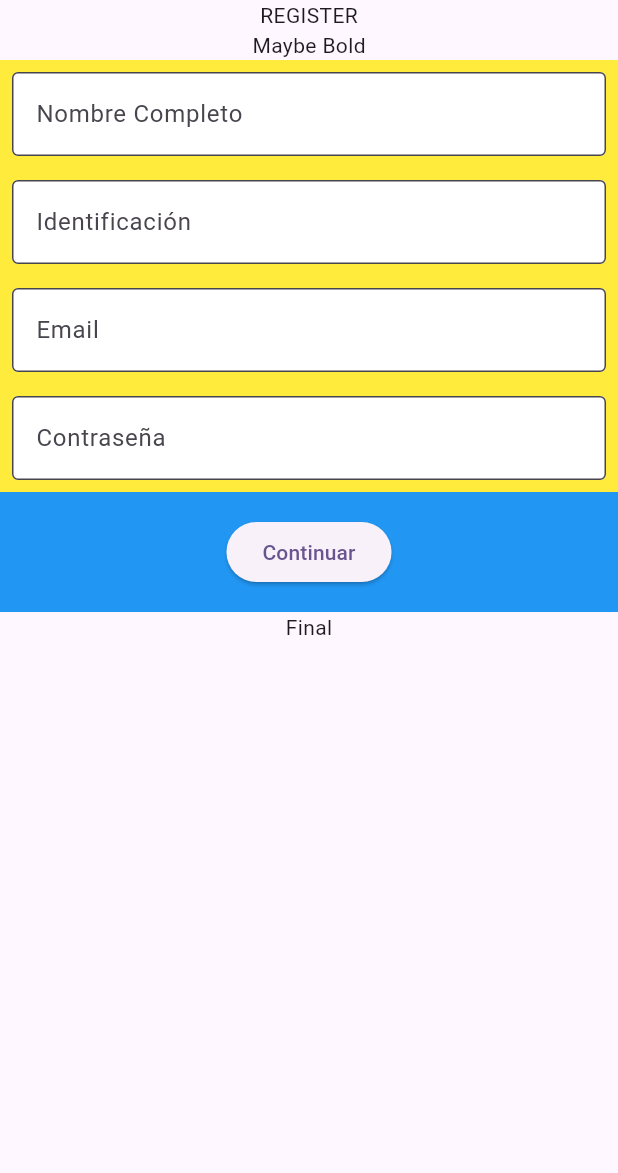
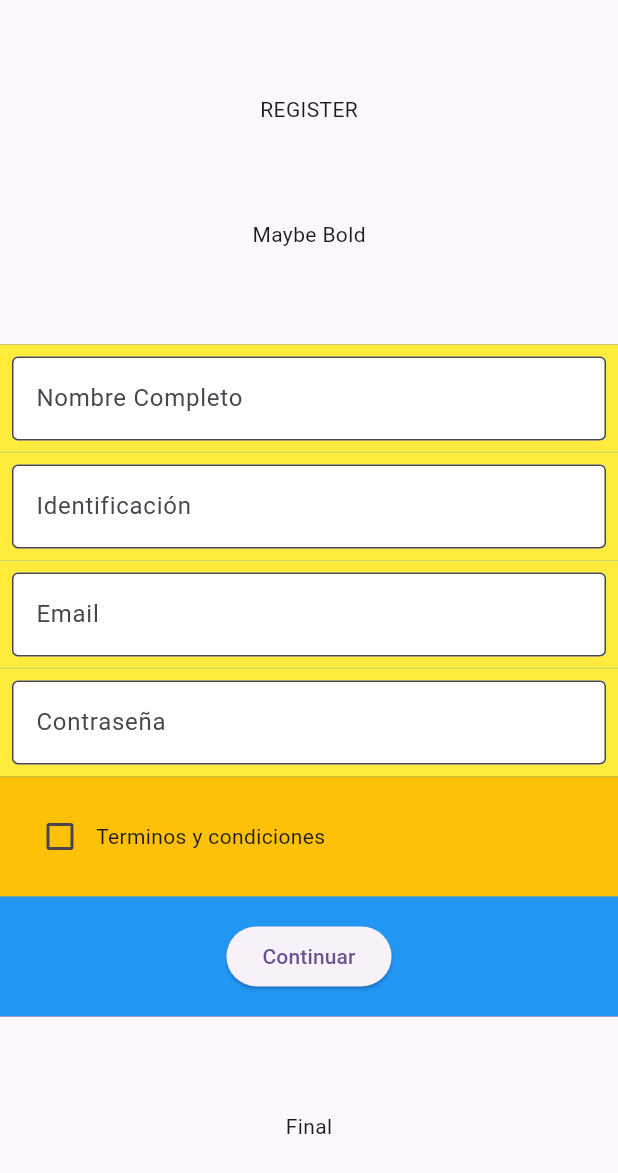
Before and after one commit to jberdugocesar/banca_creditos_app, a Flutter app: the RegisterPage screen opened by its route, on a phone screen of 412 x 824 dp. Shown: the top 1173 px of the screen. Run offline on Flutter 3.47's test engine with Material 3 defaults, Android fonts, the light colour scheme and no system bars; our stand-ins replace firebase_auth, firebase_core, firebase_database, get, loggy, modal_bottom_sheet and 2 more; missing offline and left inert: dart:ffi, excel; accounts and stored records are empty; statements that could not run were skipped.

```diff
--- a/lib/ui/controllers/auth_controller.dart
+++ b/lib/ui/controllers/auth_controller.dart
@@ -3,12 +3,12 @@ import 'package:firebase_auth/firebase_auth.dart';
 import 'package:loggy/loggy.dart';
 
 class AuthenticationController extends GetxController {
-  Future<void> login(theEmail, thePassword) async {
+  Future<bool> login(theEmail, thePassword) async {
     try {
       await FirebaseAuth.instance
           .signInWithEmailAndPassword(email: theEmail, password: thePassword);
       logInfo('OK');
-      return Future.value(true);
+      return true;
     } on FirebaseAuthException catch (e) {
       if (e.code == 'user-not-found') {
         logInfo('NOK 1');
@@ -17,8 +17,8 @@ class AuthenticationController extends GetxController {
         logInfo('NOK 2');
         return Future.error("Wrong password");
       }
+      return false;
     }
-    print('NOK');
   }
 
   Future<void> signUp({email, password}) async {
--- a/lib/ui/pages/credit_info_menu.dart
+++ b/lib/ui/pages/credit_info_menu.dart
@@ -5,7 +5,7 @@ import 'package:get/get.dart';
 class CreditInfoMenu extends StatelessWidget {
   CreditInfoMenu({Key? key}) : super(key: key);
 
-  CreditController creditController = Get.find();
+  final CreditController creditController = Get.find();
 
   @override
   Widget build(BuildContext context) {
--- a/lib/ui/pages/register.dart
+++ b/lib/ui/pages/register.dart
@@ -1,16 +1,26 @@
+import 'package:banca_creditos_app/ui/controllers/auth_controller.dart';
+import 'package:banca_creditos_app/ui/controllers/user_controller.dart';
 import 'package:banca_creditos_app/ui/widgets/checkButton.dart';
 import 'package:banca_creditos_app/ui/widgets/form.dart';
 import 'package:flutter/material.dart';
 import 'package:get/get.dart';
+import 'package:loggy/loggy.dart';
 
-class RegisterPage extends StatelessWidget {
-  RegisterPage({Key? key}) : super(key: key);
+class RegisterPage extends StatefulWidget {
+  const RegisterPage({Key? key}) : super(key: key);
+
+  @override
+  State<RegisterPage> createState() => _RegisterPageState();
+}
+
+class _RegisterPageState extends State<RegisterPage> {
   final List<String> textList = [
     "Nombre Completo",
     "Identificación",
     "Email",
     "Contraseña"
   ];
+
   final List<String> hintTextList = [
     "Escribe tu nombre",
     "Escribe tu número de identificación",
@@ -18,39 +28,75 @@ class RegisterPage extends StatelessWidget {
     "Password"
   ];
 
+  late int _nroOfForms;
+
+  late List<TextEditingController> textControllers;
+
+  AuthenticationController authenticationController = Get.find();
+
+  UserController userController = Get.find();
+
+  @override
+  void initState() {
+    super.initState();
+    _nroOfForms = textList.length;
+    textControllers =
+        List.generate(_nroOfForms, (_) => TextEditingController());
+  }
+
   @override
   Widget build(BuildContext context) {
-    double screenWidth = MediaQuery.of(context).size.width;
-    double screenHeight = MediaQuery.of(context).size.height;
     return Scaffold(
         body: SafeArea(
-            child: LayoutBuilder(
-      builder: (context, constraints) => SizedBox(
-        width: screenWidth,
-        height: screenHeight,
             child: Column(
-          mainAxisAlignment: MainAxisAlignment.start,
+      mainAxisAlignment: MainAxisAlignment.spaceEvenly,
       crossAxisAlignment: CrossAxisAlignment.center,
-          mainAxisSize: MainAxisSize.min,
+      mainAxisSize: MainAxisSize.max,
       children: [
         const Text("REGISTER"),
         const Text("Maybe Bold"),
         MyForm(
           texts: textList,
           hintTexts: hintTextList,
-              /* bottomWidget: Container(
+          controllers: textControllers,
+          bottomWidget: Container(
             color: Colors.amber,
             child: const CheckButton(
               text: "Terminos y condiciones",
             ),
-              ), */
+          ),
           buttonText: "Continuar",
-              onPressed: () async => await Get.toNamed("/homepage"),
+          onPressed: () async {
+            String fullName = textControllers[0].text;
+            String personalId = textControllers[1].text;
+            String email = textControllers[2].text;
+            String password = textControllers[3].text;
+
+            logInfo("email: $email and fullName: $fullName");
+
+            try {
+              await authenticationController.signUp(
+                  email: email, password: password);
+
+              await authenticationController.login(email, password);
+
+              await userController.createUser(
+                  email: email,
+                  fullName: fullName,
+                  personalId: personalId,
+                  uid: authenticationController.getUid());
+
+              logInfo(
+                  "this is CurrentUser Prueba: ${userController.currentUser}");
+
+              await Get.offAllNamed("/homepage");
+            } catch (e) {
+              logInfo("there was an error with the registering");
+            }
+          },
         ),
         const Text("Final")
       ],
-        ),
-      ),
     )));
   }
 }
```
Also changed, not shown: lib/main.dart (+6 -7 lines), lib/ui/controllers/credit_controller.dart (+16 -14 lines), lib/ui/controllers/user_controller.dart (+8 -43 lines), lib/ui/pages/credit_history.dart (+24 -10 lines), lib/ui/pages/home_page.dart (+16 -20 lines), lib/ui/pages/login.dart (+44 -5 lines). Lines whose indentation alone changed are shown as unchanged.
